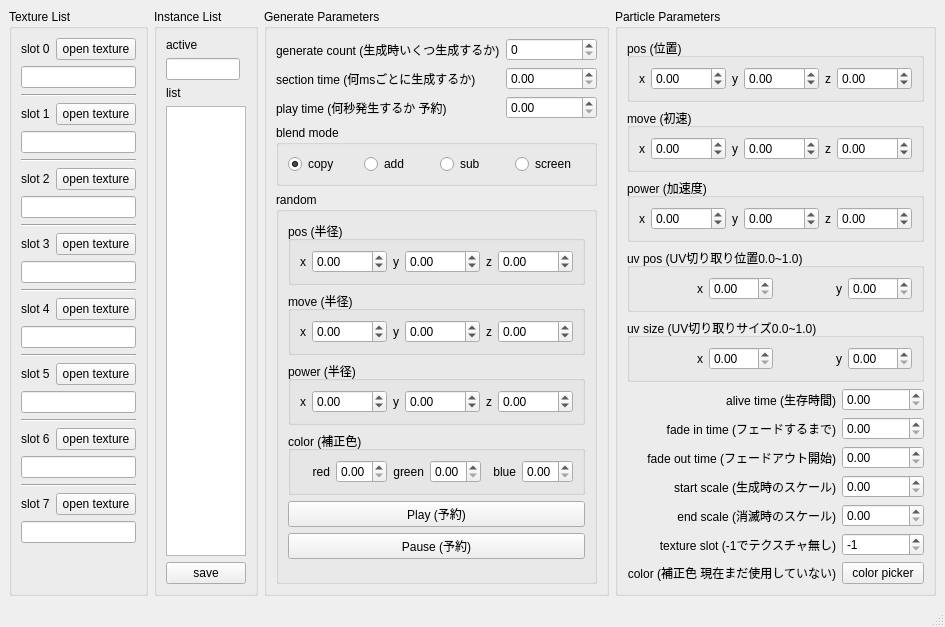
Qt form DirectX11Test/Src/Plugin/Module/ParticleEditorWindow.ui (LobeliaSnow/PyQt5-Tool-Create) before a commit.
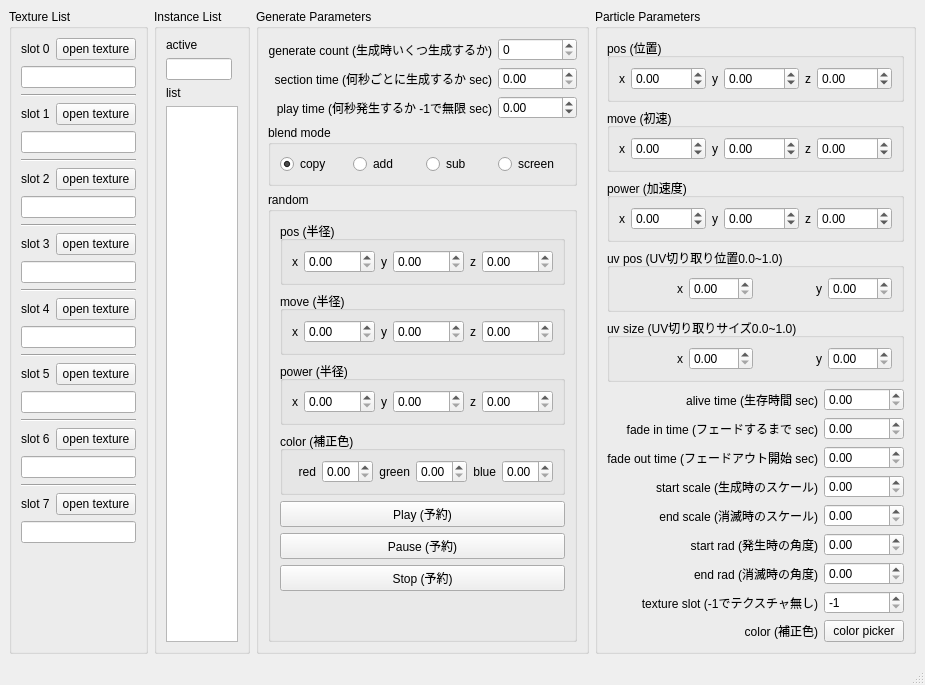
The same form after that commit. Custom widgets are drawn as their Qt base class.

Commit message: 7-8割完成 残り再生時間

Patch:
```diff
--- a/DirectX11Test/Src/Plugin/Module/ParticleEditorWindow.ui
+++ b/DirectX11Test/Src/Plugin/Module/ParticleEditorWindow.ui
@@ -6,8 +6,8 @@
    <rect>
     <x>0</x>
     <y>0</y>
-    <width>884</width>
-    <height>618</height>
+    <width>855</width>
+    <height>612</height>
    </rect>
   </property>
   <property name="windowTitle">
@@ -254,6 +254,13 @@
          </property>
         </widget>
        </item>
+       <item row="2" column="0">
+        <widget class="QLabel" name="label_27">
+         <property name="text">
+          <string>list</string>
+         </property>
+        </widget>
+       </item>
        <item row="0" column="0">
         <widget class="QLabel" name="label_2">
          <property name="text">
@@ -264,20 +271,6 @@
        <item row="3" column="0" colspan="2">
         <widget class="InstanceList" name="instanceListWidget"/>
        </item>
-       <item row="7" column="0" colspan="2">
-        <widget class="QPushButton" name="pushButton_10">
-         <property name="text">
-          <string>save</string>
-         </property>
-        </widget>
-       </item>
-       <item row="2" column="0">
-        <widget class="QLabel" name="label_27">
-         <property name="text">
-          <string>list</string>
-         </property>
-        </widget>
-       </item>
       </layout>
      </widget>
     </item>
@@ -295,10 +288,20 @@
          <property name="text">
           <string>generate count (生成時いくつ生成するか)</string>
          </property>
+         <property name="alignment">
+          <set>Qt::AlignRight|Qt::AlignTrailing|Qt::AlignVCenter</set>
+         </property>
         </widget>
        </item>
        <item row="1" column="1">
-        <widget class="QDoubleSpinBox" name="spinSectionTime"/>
+        <widget class="QDoubleSpinBox" name="spinSectionTime">
+         <property name="maximum">
+          <double>1000.000000000000000</double>
+         </property>
+         <property name="singleStep">
+          <double>0.100000000000000</double>
+         </property>
+        </widget>
        </item>
        <item row="1" column="0">
         <widget class="QLabel" name="label_14">
@@ -306,7 +309,10 @@
           <string>パーティクルを何msごとに出現させるかの設定</string>
          </property>
          <property name="text">
-          <string>section time (何msごとに生成するか)</string>
+          <string>section time (何秒ごとに生成するか sec)</string>
+         </property>
+         <property name="alignment">
+          <set>Qt::AlignRight|Qt::AlignTrailing|Qt::AlignVCenter</set>
          </property>
         </widget>
        </item>
@@ -319,6 +325,33 @@
           <string>random</string>
          </property>
          <layout class="QGridLayout" name="gridLayout_8">
+          <item row="5" column="0">
+           <widget class="QPushButton" name="pushButton_2">
+            <property name="text">
+             <string>Pause (予約)</string>
+            </property>
+           </widget>
+          </item>
+          <item row="4" column="0">
+           <widget class="QPushButton" name="pushButton">
+            <property name="text">
+             <string>Play (予約)</string>
+            </property>
+           </widget>
+          </item>
+          <item row="7" column="0">
+           <spacer name="verticalSpacer">
+            <property name="orientation">
+             <enum>Qt::Vertical</enum>
+            </property>
+            <property name="sizeHint" stdset="0">
+             <size>
+              <width>20</width>
+              <height>40</height>
+             </size>
+            </property>
+           </spacer>
+          </item>
           <item row="3" column="0">
            <widget class="QGroupBox" name="groupBox_11">
             <property name="title">
@@ -388,20 +421,6 @@
             </layout>
            </widget>
           </item>
-          <item row="4" column="0">
-           <widget class="QPushButton" name="pushButton">
-            <property name="text">
-             <string>Play (予約)</string>
-            </property>
-           </widget>
-          </item>
-          <item row="5" column="0">
-           <widget class="QPushButton" name="pushButton_2">
-            <property name="text">
-             <string>Pause (予約)</string>
-            </property>
-           </widget>
-          </item>
           <item row="0" column="0">
            <widget class="QGroupBox" name="groupBox_2">
             <property name="title">
@@ -431,7 +450,7 @@
              <item row="0" column="1">
               <widget class="QDoubleSpinBox" name="spinRandPosX">
                <property name="minimum">
-                <double>-1000.000000000000000</double>
+                <double>0.000000000000000</double>
                </property>
                <property name="maximum">
                 <double>1000.000000000000000</double>
@@ -441,7 +460,7 @@
              <item row="0" column="3">
               <widget class="QDoubleSpinBox" name="spinRandPosY">
                <property name="minimum">
-                <double>-1000.000000000000000</double>
+                <double>0.000000000000000</double>
                </property>
                <property name="maximum">
                 <double>1000.000000000000000</double>
@@ -461,7 +480,7 @@
              <item row="0" column="5">
               <widget class="QDoubleSpinBox" name="spinRandPosZ">
                <property name="minimum">
-                <double>-1000.000000000000000</double>
+                <double>0.000000000000000</double>
                </property>
                <property name="maximum">
                 <double>1000.000000000000000</double>
@@ -500,7 +519,7 @@
              <item row="0" column="3">
               <widget class="QDoubleSpinBox" name="spinRandPowerY">
                <property name="minimum">
-                <double>-1000.000000000000000</double>
+                <double>0.000000000000000</double>
                </property>
                <property name="maximum">
                 <double>1000.000000000000000</double>
@@ -510,7 +529,7 @@
              <item row="0" column="1">
               <widget class="QDoubleSpinBox" name="spinRandPowerX">
                <property name="minimum">
-                <double>-1000.000000000000000</double>
+                <double>0.000000000000000</double>
                </property>
                <property name="maximum">
                 <double>1000.000000000000000</double>
@@ -530,7 +549,7 @@
              <item row="0" column="5">
               <widget class="QDoubleSpinBox" name="spinRandPowerZ">
                <property name="minimum">
-                <double>-1000.000000000000000</double>
+                <double>0.000000000000000</double>
                </property>
                <property name="maximum">
                 <double>1000.000000000000000</double>
@@ -549,7 +568,7 @@
              <item row="0" column="1">
               <widget class="QDoubleSpinBox" name="spinRandMoveX">
                <property name="minimum">
-                <double>-1000.000000000000000</double>
+                <double>0.000000000000000</double>
                </property>
                <property name="maximum">
                 <double>1000.000000000000000</double>
@@ -559,7 +578,7 @@
              <item row="0" column="3">
               <widget class="QDoubleSpinBox" name="spinRandMoveY">
                <property name="minimum">
-                <double>-1000.000000000000000</double>
+                <double>0.000000000000000</double>
                </property>
                <property name="maximum">
                 <double>1000.000000000000000</double>
@@ -599,7 +618,7 @@
              <item row="0" column="5">
               <widget class="QDoubleSpinBox" name="spinRandMoveZ">
                <property name="minimum">
-                <double>-1000.000000000000000</double>
+                <double>0.000000000000000</double>
                </property>
                <property name="maximum">
                 <double>1000.000000000000000</double>
@@ -610,17 +629,11 @@
            </widget>
           </item>
           <item row="6" column="0">
-           <spacer name="verticalSpacer">
-            <property name="orientation">
-             <enum>Qt::Vertical</enum>
+           <widget class="QPushButton" name="pushButton_3">
+            <property name="text">
+             <string>Stop (予約)</string>
             </property>
-            <property name="sizeHint" stdset="0">
-             <size>
-              <width>20</width>
-              <height>40</height>
-             </size>
-            </property>
-           </spacer>
+           </widget>
           </item>
          </layout>
         </widget>
@@ -668,12 +681,19 @@
        <item row="2" column="0">
         <widget class="QLabel" name="label_29">
          <property name="text">
-          <string>play time (何秒発生するか 予約)</string>
+          <string>play time (何秒発生するか -1で無限 sec)</string>
+         </property>
+         <property name="alignment">
+          <set>Qt::AlignRight|Qt::AlignTrailing|Qt::AlignVCenter</set>
          </property>
         </widget>
        </item>
        <item row="2" column="1">
-        <widget class="QDoubleSpinBox" name="spinPlayTime"/>
+        <widget class="QDoubleSpinBox" name="spinPlayTime">
+         <property name="minimum">
+          <double>-1.000000000000000</double>
+         </property>
+        </widget>
        </item>
       </layout>
      </widget>
@@ -690,13 +710,13 @@
        <string>Particle Parameters</string>
       </property>
       <layout class="QGridLayout" name="gridLayout_12">
-       <item row="17" column="1">
+       <item row="18" column="1">
         <widget class="QLabel" name="label_26">
          <property name="whatsThis">
           <string>テクスチャの補正色、テクスチャ無い場合は描画色</string>
          </property>
          <property name="text">
-          <string>color (補正色 現在まだ使用していない)</string>
+          <string>color (補正色)</string>
          </property>
          <property name="alignment">
           <set>Qt::AlignRight|Qt::AlignTrailing|Qt::AlignVCenter</set>
@@ -717,7 +737,7 @@
          </property>
         </widget>
        </item>
-       <item row="15" column="2">
+       <item row="16" column="2">
         <widget class="QSpinBox" name="spinTextureIndex">
          <property name="minimum">
           <number>-1</number>
@@ -778,7 +798,7 @@
           <string>生存時間</string>
          </property>
          <property name="text">
-          <string>alive time (生存時間)</string>
+          <string>alive time (生存時間 sec)</string>
          </property>
          <property name="alignment">
           <set>Qt::AlignRight|Qt::AlignTrailing|Qt::AlignVCenter</set>
@@ -798,14 +818,14 @@
           <string>フェードインが終わる時間</string>
          </property>
          <property name="text">
-          <string>fade in time (フェードするまで)</string>
+          <string>fade in time (フェードするまで sec)</string>
          </property>
          <property name="alignment">
           <set>Qt::AlignRight|Qt::AlignTrailing|Qt::AlignVCenter</set>
          </property>
         </widget>
        </item>
-       <item row="15" column="1">
+       <item row="16" column="1">
         <widget class="QLabel" name="label_7">
          <property name="whatsThis">
           <string>テクスチャのスロットの指定、-1でテクスチャ無し</string>
@@ -818,7 +838,7 @@
          </property>
         </widget>
        </item>
-       <item row="17" column="2">
+       <item row="18" column="2">
         <widget class="QPushButton" name="colorPickerButton">
          <property name="whatsThis">
           <string>カラーピッカーを開きます</string>
@@ -835,7 +855,7 @@
 </string>
          </property>
          <property name="text">
-          <string>fade out time (フェードアウト開始)</string>
+          <string>fade out time (フェードアウト開始 sec)</string>
          </property>
          <property name="alignment">
           <set>Qt::AlignRight|Qt::AlignTrailing|Qt::AlignVCenter</set>
@@ -1167,6 +1187,32 @@
          </layout>
         </widget>
        </item>
+       <item row="14" column="1">
+        <widget class="QLabel" name="label_32">
+         <property name="text">
+          <string>start rad (発生時の角度)</string>
+         </property>
+         <property name="alignment">
+          <set>Qt::AlignRight|Qt::AlignTrailing|Qt::AlignVCenter</set>
+         </property>
+        </widget>
+       </item>
+       <item row="15" column="1">
+        <widget class="QLabel" name="label_33">
+         <property name="text">
+          <string>end rad (消滅時の角度)</string>
+         </property>
+         <property name="alignment">
+          <set>Qt::AlignRight|Qt::AlignTrailing|Qt::AlignVCenter</set>
+         </property>
+        </widget>
+       </item>
+       <item row="14" column="2">
+        <widget class="QDoubleSpinBox" name="spinStartRad"/>
+       </item>
+       <item row="15" column="2">
+        <widget class="QDoubleSpinBox" name="spinEndRad"/>
+       </item>
       </layout>
      </widget>
     </item>
@@ -1177,7 +1223,7 @@
     <rect>
      <x>0</x>
      <y>0</y>
-     <width>884</width>
+     <width>855</width>
      <height>21</height>
     </rect>
    </property>
```
Left out of the diff: 74 changed lines with no effect on the pictures. The commit also changes 5 other files.
